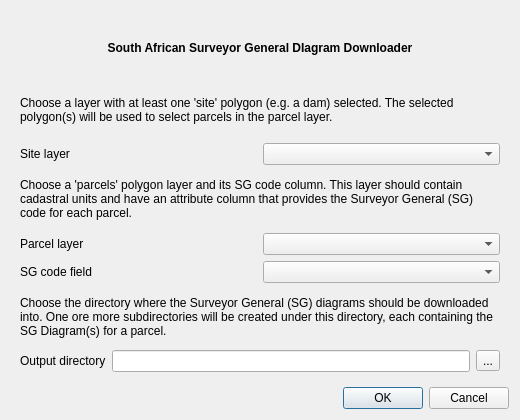
Qt form download_dialog_base.ui (kartoza/sg-diagram-downloader) before a commit.
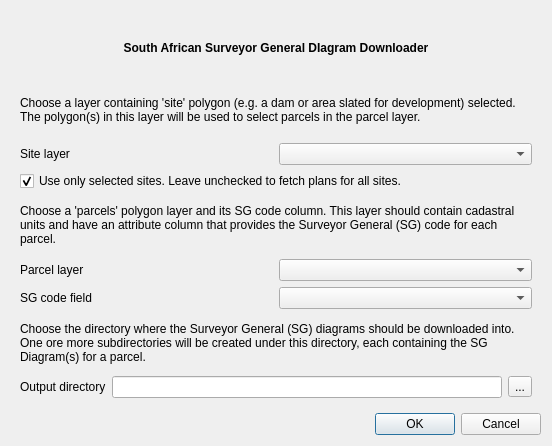
The same form after that commit.

Commit message: Addedd map tool to click on a parcel and fetch its plans.

The edit to the form file:
```diff
--- a/download_dialog_base.ui
+++ b/download_dialog_base.ui
@@ -6,8 +6,8 @@
    <rect>
     <x>0</x>
     <y>0</y>
-    <width>520</width>
-    <height>420</height>
+    <width>552</width>
+    <height>446</height>
    </rect>
   </property>
   <property name="windowTitle">
@@ -30,8 +30,8 @@
        <rect>
         <x>0</x>
         <y>0</y>
-        <width>502</width>
-        <height>369</height>
+        <width>534</width>
+        <height>395</height>
        </rect>
       </property>
       <layout class="QVBoxLayout" name="verticalLayout">
@@ -51,7 +51,7 @@
        <item>
         <widget class="QLabel" name="label">
          <property name="text">
-          <string>Choose a layer with at least one 'site' polygon (e.g. a dam) selected. The selected polygon(s) will be used to select parcels in the parcel layer.</string>
+          <string>Choose a layer containing 'site' polygon (e.g. a dam or area slated for development) selected. The polygon(s) in this layer will be used to select parcels in the parcel layer.</string>
          </property>
          <property name="wordWrap">
           <bool>true</bool>
@@ -71,10 +71,24 @@
           </widget>
          </item>
          <item>
-          <widget class="QComboBox" name="combo_box_site_layer"/>
+          <widget class="QComboBox" name="combo_box_site_layer">
+           <property name="styleSheet">
+            <string notr="true"/>
+           </property>
+          </widget>
          </item>
         </layout>
        </item>
+       <item>
+        <widget class="QCheckBox" name="selected_sites_only">
+         <property name="text">
+          <string>Use only selected sites. Leave unchecked to fetch plans for all sites.</string>
+         </property>
+         <property name="checked">
+          <bool>true</bool>
+         </property>
+        </widget>
+       </item>
        <item>
         <widget class="QLabel" name="label_2">
          <property name="text">
```
Left out of the diff: 3 changed lines with no effect on the pictures. The commit also changes 6 other files.
